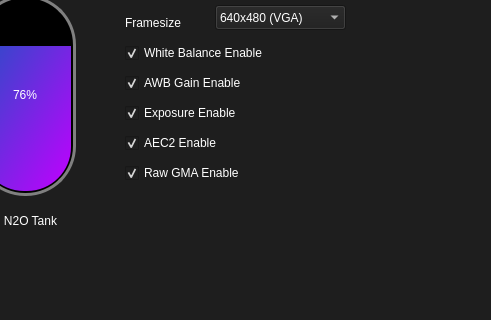
Qt form UI/Xstrato.ui (MorgesHAB/ERT2023GS) before a commit; both pictures show x 915 to 1406 and y 305 to 625 of the 1406 by 625 pixel window.
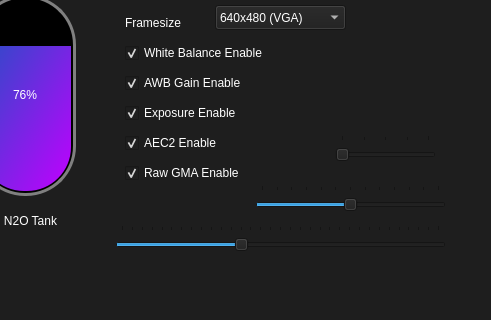
The same form after that commit. Icons and pictures are not drawn.

The edit to the form file:
```diff
--- a/UI/Xstrato.ui
+++ b/UI/Xstrato.ui
@@ -1033,6 +1033,84 @@
      <bool>true</bool>
     </property>
    </widget>
+   <widget class="QSlider" name="CAM_exposure_slider">
+    <property name="geometry">
+     <rect>
+      <x>1170</x>
+      <y>490</y>
+      <width>191</width>
+      <height>31</height>
+     </rect>
+    </property>
+    <property name="maximum">
+     <number>1200</number>
+    </property>
+    <property name="singleStep">
+     <number>100</number>
+    </property>
+    <property name="pageStep">
+     <number>100</number>
+    </property>
+    <property name="value">
+     <number>600</number>
+    </property>
+    <property name="orientation">
+     <enum>Qt::Horizontal</enum>
+    </property>
+    <property name="tickPosition">
+     <enum>QSlider::TicksAbove</enum>
+    </property>
+   </widget>
+   <widget class="QSlider" name="CAM_png_quality_slider">
+    <property name="geometry">
+     <rect>
+      <x>1030</x>
+      <y>530</y>
+      <width>331</width>
+      <height>31</height>
+     </rect>
+    </property>
+    <property name="maximum">
+     <number>64</number>
+    </property>
+    <property name="singleStep">
+     <number>2</number>
+    </property>
+    <property name="pageStep">
+     <number>8</number>
+    </property>
+    <property name="value">
+     <number>24</number>
+    </property>
+    <property name="orientation">
+     <enum>Qt::Horizontal</enum>
+    </property>
+    <property name="tickPosition">
+     <enum>QSlider::TicksAbove</enum>
+    </property>
+   </widget>
+   <widget class="QSlider" name="CAM_wbmode_slider">
+    <property name="geometry">
+     <rect>
+      <x>1250</x>
+      <y>440</y>
+      <width>101</width>
+      <height>31</height>
+     </rect>
+    </property>
+    <property name="maximum">
+     <number>4</number>
+    </property>
+    <property name="pageStep">
+     <number>1</number>
+    </property>
+    <property name="orientation">
+     <enum>Qt::Horizontal</enum>
+    </property>
+    <property name="tickPosition">
+     <enum>QSlider::TicksAbove</enum>
+    </property>
+   </widget>
   </widget>
   <widget class="QMenuBar" name="menubar">
    <property name="geometry">
```
Left out of the diff: 4 changed lines with no effect on the pictures.
